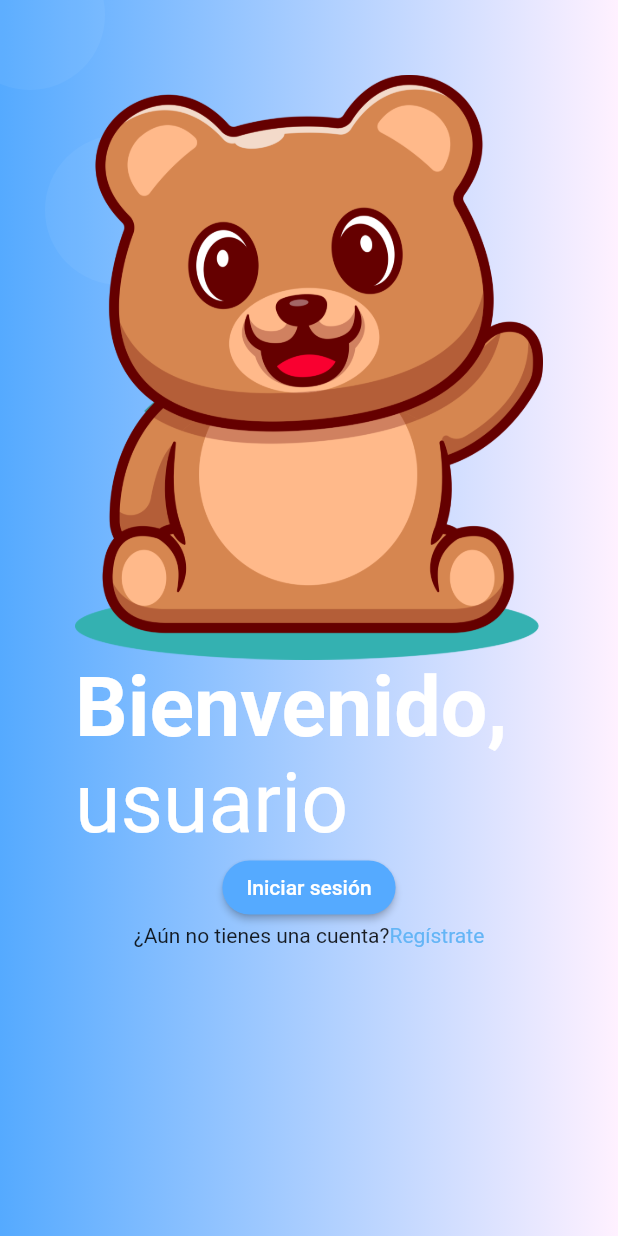
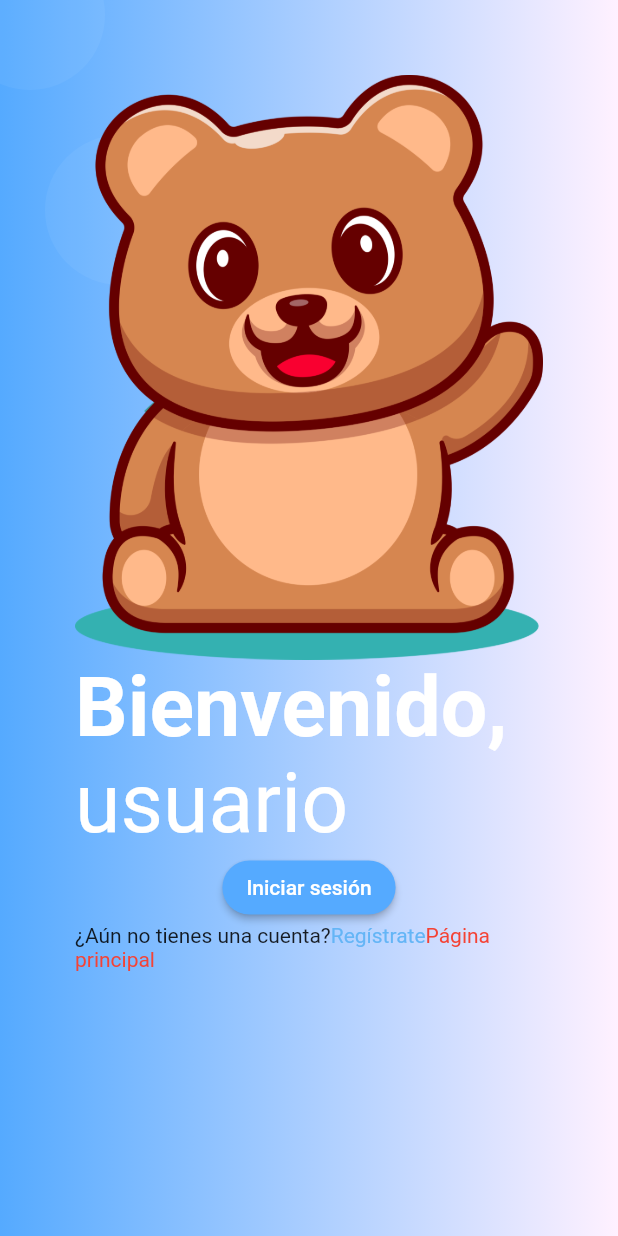
Before and after one commit to JUSELERO/homehealth, a Flutter app: the screen it shows after launch, on a phone screen of 412 x 824 dp. Run offline on Flutter 3.47's test engine with Material 2 defaults, Android fonts, the light colour scheme and no system bars.

Commit message:
Mas páginas por Laura

```diff
--- a/lib/main.dart
+++ b/lib/main.dart
@@ -1,9 +1,11 @@
 import 'package:flutter/material.dart';
+import 'package:homehealth/src/pages/botonPanico.dart';
 
 import 'package:homehealth/src/pages/home_page.dart';
+import 'package:homehealth/src/pages/inicio.dart';
 import 'package:homehealth/src/pages/login_page.dart';
-import 'package:homehealth/src/pages/prueba.dart';
 import 'package:homehealth/src/pages/registration_page.dart';
+import 'package:homehealth/src/pages/tomar_test.dart';
 
 void main() => runApp(MyApp());
 
@@ -15,10 +17,14 @@ class MyApp extends StatelessWidget {
       title: 'Material App',
       initialRoute: 'home',
       routes: {
-        'login': (BuildContext context) => LoginPage(),
-        'home': (BuildContext context) => HomePage(),
-        'prueba': (BuildContext context) => PruebaPage(),
-        'registro': (BuildContext context) => RegisterPage()
+        'home': (BuildContext context) => HomePage(), //Bienvenido a la app
+        'login': (BuildContext context) => LoginPage(), //Iniciar sesión
+        'registro': (BuildContext context) => RegisterPage(), //Registro
+        'tomartest': (BuildContext context) =>
+            TomarTest(), //¿Quieres tomar el test?
+        'inicio': (BuildContext context) =>
+            PagInicio(), //Inicio - ¿Cómo va tu día?
+        'botonPanico': (BuildContext context) => BotonPanico() //BotonPanico
       },
     );
   }
--- a/lib/src/pages/home_page.dart
+++ b/lib/src/pages/home_page.dart
@@ -32,6 +32,7 @@ class HomePage extends StatelessWidget {
                         ]),
                     style: TextStyle(fontSize: 55),
                   ),
+                  SizedBox(width: 20),
                   ElevatedButton(
                       onPressed: () {
                         Navigator.pushNamed(context, 'login');
@@ -42,6 +43,7 @@ class HomePage extends StatelessWidget {
                             borderRadius: BorderRadius.circular(20)),
                         primary: Color(0xFF55aaff),
                       )),
+                  SizedBox(width: 20),
                   Text.rich(TextSpan(
                     text: "¿Aún no tienes una cuenta?",
                     children: [
@@ -51,6 +53,13 @@ class HomePage extends StatelessWidget {
                           recognizer: new TapGestureRecognizer()
                             ..onTap = () {
                               Navigator.pushNamed(context, 'registro');
+                            }),
+                      TextSpan(
+                          text: "Página principal",
+                          style: TextStyle(color: Colors.red),
+                          recognizer: new TapGestureRecognizer()
+                            ..onTap = () {
+                              Navigator.pushNamed(context, 'inicio');
                             })
                     ],
                   ))
--- a/lib/src/pages/registration_page.dart
+++ b/lib/src/pages/registration_page.dart
@@ -1,6 +1,3 @@
-// ignore: avoid_web_libraries_in_flutter
-//import 'dart:html';
-
 import 'package:flutter/gestures.dart';
 import 'package:flutter/material.dart';
 import 'package:homehealth/src/utils/fondo.dart';
```
Also changed, not shown: lib/src/pages/botonPanico.dart (added, +50 -0 lines), lib/src/pages/inicio.dart (added, +65 -0 lines), lib/src/pages/tomar_test.dart (added, +61 -0 lines), assets/images/whitebear.png (added), assets/images/whitebearcoffee.png (added).
